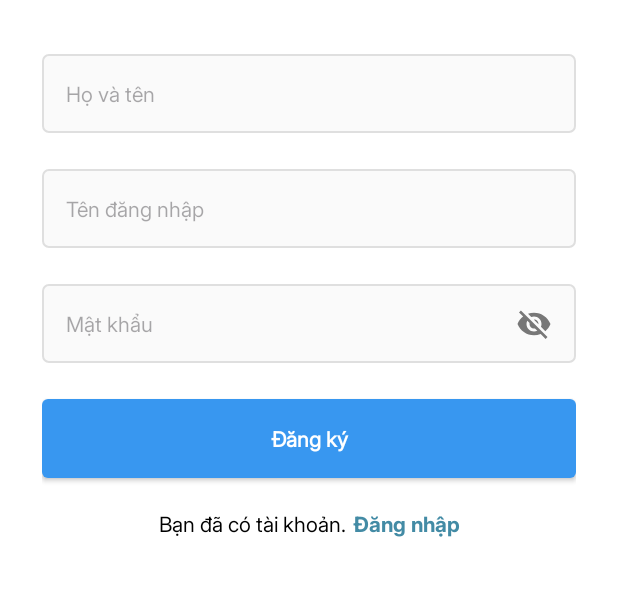
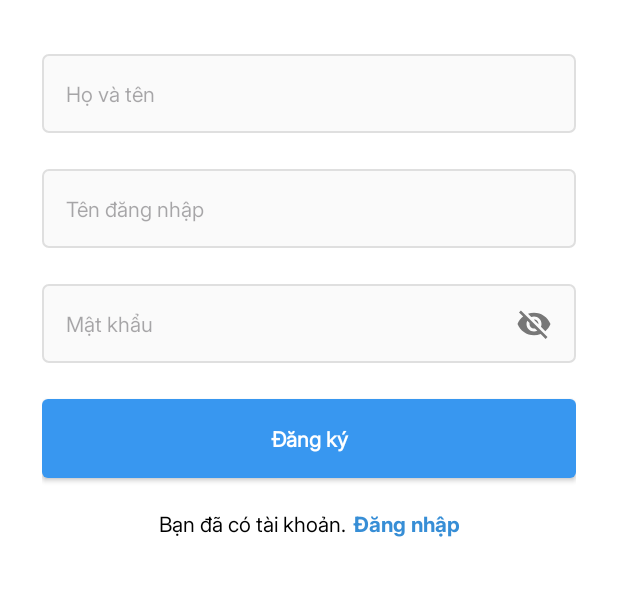
Before and after one commit to haqt2003/instagram-clone, an Android app: the RegisterActivity screen opened directly, with no data from a screen before it, on a phone screen of 412 x 824 dp, the part 408-1004 px from its top. Run offline under Robolectric (Android 15) with nearby library versions, the phone set to English and light mode, and no system bars.

Commit message:
update color

```diff
--- a/app/src/main/java/com/example/instagram/adapters/LikeAdapter.kt
+++ b/app/src/main/java/com/example/instagram/adapters/LikeAdapter.kt
@@ -33,11 +33,7 @@ class LikeAdapter(private val listener: OnClickListener) : BaseRecyclerView<Layo
                 listener.onItemClicked(item)
             }
 
-            tvUsername.setOnClickListener {
-                listener.onItemClicked(item)
-            }
-
-            tvName.setOnClickListener {
+            clUser.setOnClickListener {
                 listener.onItemClicked(item)
             }
         }
--- a/app/src/main/res/drawable/custom_button.xml
+++ b/app/src/main/res/drawable/custom_button.xml
@@ -3,14 +3,14 @@
 <selector xmlns:android="http://schemas.android.com/apk/res/android">
     <item android:state_pressed="true">
         <shape>
-            <solid android:color="#58CBFF"/>
+            <solid android:color="@color/blue_btn_pressed"/>
             <corners android:radius="4dp"/>
         </shape>
     </item>
 
     <item>
         <shape>
-            <solid android:color="#3897F0"/>
+            <solid android:color="@color/blue_btn"/>
             <corners android:radius="4dp"/>
         </shape>
     </item>
--- a/app/src/main/res/drawable/custom_button_add.xml
+++ b/app/src/main/res/drawable/custom_button_add.xml
@@ -2,14 +2,14 @@
 <selector xmlns:android="http://schemas.android.com/apk/res/android">
     <item android:state_pressed="true">
         <shape>
-            <solid android:color="#364BF4"/>
+            <solid android:color="@color/blue_btn_pressed"/>
             <corners android:radius="16dp"/>
         </shape>
     </item>
 
     <item>
         <shape>
-            <solid android:color="#4B5EFA"/>
+            <solid android:color="@color/blue_btn"/>
             <corners android:radius="16dp"/>
         </shape>
     </item>
--- a/app/src/main/res/drawable/custom_like_search.xml
+++ b/app/src/main/res/drawable/custom_like_search.xml
@@ -1,5 +1,5 @@
 <?xml version="1.0" encoding="utf-8"?>
 <shape xmlns:android="http://schemas.android.com/apk/res/android">
-    <solid android:color="#F4F5F7"/> <!-- Màu nền xám -->
-    <corners android:radius="12dp"/> <!-- Bo góc -->
+    <solid android:color="#F4F5F7"/>
+    <corners android:radius="12dp"/>
 </shape>
--- a/app/src/main/res/drawable/custom_progressbar.xml
+++ b/app/src/main/res/drawable/custom_progressbar.xml
@@ -1,4 +1,4 @@
 <?xml version="1.0" encoding="utf-8"?>
 <shape xmlns:android="http://schemas.android.com/apk/res/android">
-    <solid android:color="#425BFF"/>
+    <solid android:color="@color/blue_text"/>
 </shape>
--- a/app/src/main/res/layout/activity_edit_post.xml
+++ b/app/src/main/res/layout/activity_edit_post.xml
@@ -27,7 +27,7 @@
             android:text="Hủy"
             android:textSize="16sp"
             android:fontFamily="@font/inter_medium"
-            android:textColor="#425BFF"/>
+            android:textColor="@color/blue_text"/>
 
         <androidx.appcompat.widget.AppCompatTextView
             android:layout_width="wrap_content"
@@ -51,7 +51,7 @@
             android:text="Xong"
             android:textSize="16sp"
             android:fontFamily="@font/inter_medium"
-            android:textColor="#425BFF"/>
+            android:textColor="@color/blue_text"/>
 
         <ProgressBar
             android:id="@+id/pb_loading"
@@ -61,7 +61,7 @@
             app:layout_constraintBottom_toBottomOf="parent"
             app:layout_constraintEnd_toEndOf="parent"
             android:visibility="gone"
-            android:indeterminateTint="#425BFF"/>
+            android:indeterminateTint="@color/blue_text"/>
 
     </androidx.constraintlayout.widget.ConstraintLayout>
 
--- a/app/src/main/res/layout/activity_login.xml
+++ b/app/src/main/res/layout/activity_login.xml
@@ -101,7 +101,7 @@
                 android:text="Đăng ký"
                 android:textStyle="bold"
                 android:fontFamily="@font/inter_bold"
-                android:textColor="#438BA5"/>
+                android:textColor="@color/blue_text"/>
 
         </androidx.appcompat.widget.LinearLayoutCompat>
 
--- a/app/src/main/res/layout/activity_register.xml
+++ b/app/src/main/res/layout/activity_register.xml
@@ -115,7 +115,7 @@
                 android:text="Đăng nhập"
                 android:textStyle="bold"
                 android:fontFamily="@font/inter_bold"
-                android:textColor="#438BA5"/>
+                android:textColor="@color/blue_text"/>
 
         </androidx.appcompat.widget.LinearLayoutCompat>
 
--- a/app/src/main/res/layout/activity_update_user.xml
+++ b/app/src/main/res/layout/activity_update_user.xml
@@ -82,7 +82,7 @@
                 android:layout_marginTop="16dp"
                 android:layout_gravity="center_horizontal"
                 android:text="Chỉnh sửa avatar"
-                android:textColor="#576CE7"
+                android:textColor="@color/blue_text"
                 android:fontFamily="@font/inter_bold"/>
 
 
--- a/app/src/main/res/layout/fragment_detail.xml
+++ b/app/src/main/res/layout/fragment_detail.xml
@@ -51,6 +51,7 @@
                    android:fontFamily="@font/inter_bold"/>
 
                <androidx.appcompat.widget.AppCompatTextView
+                   android:id="@+id/tv_title"
                    android:layout_width="wrap_content"
                    android:layout_height="wrap_content"
                    android:text="Bài viết"
@@ -79,8 +80,7 @@
            app:layout_constraintTop_toBottomOf="@id/v_divider"
            app:layout_constraintStart_toStartOf="parent"
            app:layout_constraintEnd_toEndOf="parent"
-          app:layout_constraintBottom_toBottomOf="parent"
-           android:layout_marginTop="16dp"/>
+           app:layout_constraintBottom_toBottomOf="parent" />
 
        <ProgressBar
            android:id="@+id/pb_loading"
--- a/app/src/main/res/layout/fragment_home.xml
+++ b/app/src/main/res/layout/fragment_home.xml
@@ -26,7 +26,7 @@
             android:layout_height="0dp"
             app:layout_constraintTop_toBottomOf="@+id/iv_logo"
             app:layout_constraintBottom_toBottomOf="parent"
-            android:layout_marginTop="16dp" />
+            android:layout_marginTop="6dp" />
 
         <ProgressBar
             android:id="@+id/pb_loading"
@@ -35,7 +35,7 @@
             app:layout_constraintStart_toStartOf="parent"
             app:layout_constraintEnd_toEndOf="parent"
             app:layout_constraintBottom_toBottomOf="@id/rv_posts"
-            android:layout_marginBottom="8dp"
+            android:layout_marginBottom="6dp"
             android:visibility="gone"/>
 
         <ProgressBar
--- a/app/src/main/res/layout/layout_item_linear.xml
+++ b/app/src/main/res/layout/layout_item_linear.xml
@@ -2,7 +2,8 @@
 <androidx.constraintlayout.widget.ConstraintLayout xmlns:android="http://schemas.android.com/apk/res/android"
     android:layout_width="match_parent"
     android:layout_height="wrap_content"
-    android:layout_marginBottom="40dp"
+    android:layout_marginBottom="20dp"
+    android:layout_marginTop="20dp"
     xmlns:app="http://schemas.android.com/apk/res-auto">
 
     <androidx.constraintlayout.widget.ConstraintLayout
--- a/app/src/main/res/values/colors.xml
+++ b/app/src/main/res/values/colors.xml
@@ -2,5 +2,7 @@
 <resources>
     <color name="black">#FF000000</color>
     <color name="white">#FFFFFFFF</color>
-    <color name="blue">#438BA5</color>
+    <color name="blue_btn">#3897F0</color>
+    <color name="blue_btn_pressed">#2B8DE9</color>
+    <color name="blue_text">#378ED6</color>
 </resources>
```
Also changed, not shown: app/src/main/res/layout/layout_item_like.xml (+7 -7 lines).
